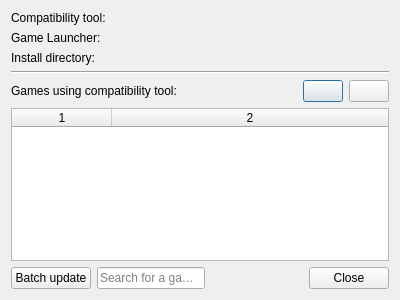
DavidoTek/ProtonUp-Qt, file pupgui2/resources/ui/pupgui2_ctinfodialog.ui: the form before one commit.
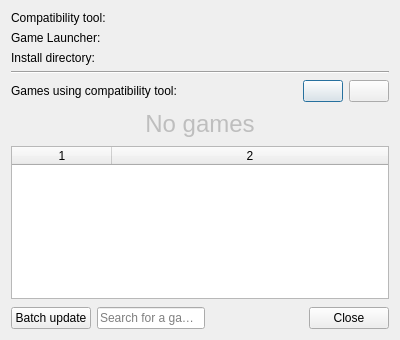
The form after the commit. Icons and pictures are not drawn.

Commit message:
CtInfo: Display 'No games' text in place of empty games list (#319)
* CtInfo: Display 'No games' text for empty games list

* CtInfo: Better center label

* CtInfo: Make font smaller

* CtInfo: Toggle search button enabled based on game list length

The edit to the form file:
```diff
--- a/pupgui2/resources/ui/pupgui2_ctinfodialog.ui
+++ b/pupgui2/resources/ui/pupgui2_ctinfodialog.ui
@@ -7,7 +7,7 @@
     <x>0</x>
     <y>0</y>
     <width>400</width>
-    <height>300</height>
+    <height>340</height>
    </rect>
   </property>
   <property name="windowTitle">
@@ -130,6 +130,63 @@
      </item>
     </layout>
    </item>
+   <item>
+    <spacer name="verticalSpacer_2">
+     <property name="orientation">
+      <enum>Qt::Vertical</enum>
+     </property>
+     <property name="sizeHint" stdset="0">
+      <size>
+       <width>20</width>
+       <height>40</height>
+      </size>
+     </property>
+    </spacer>
+   </item>
+   <item>
+    <spacer name="verticalSpacer_4">
+     <property name="orientation">
+      <enum>Qt::Vertical</enum>
+     </property>
+     <property name="sizeHint" stdset="0">
+      <size>
+       <width>20</width>
+       <height>40</height>
+      </size>
+     </property>
+    </spacer>
+   </item>
+   <item>
+    <widget class="QLabel" name="lblGamesList">
+     <property name="enabled">
+      <bool>false</bool>
+     </property>
+     <property name="font">
+      <font>
+       <pointsize>18</pointsize>
+      </font>
+     </property>
+     <property name="text">
+      <string>No games</string>
+     </property>
+     <property name="alignment">
+      <set>Qt::AlignCenter</set>
+     </property>
+    </widget>
+   </item>
+   <item>
+    <spacer name="verticalSpacer_5">
+     <property name="orientation">
+      <enum>Qt::Vertical</enum>
+     </property>
+     <property name="sizeHint" stdset="0">
+      <size>
+       <width>20</width>
+       <height>40</height>
+      </size>
+     </property>
+    </spacer>
+   </item>
    <item>
     <widget class="QTableWidget" name="listGames">
      <property name="focusPolicy">
@@ -172,6 +229,32 @@
      <column/>
     </widget>
    </item>
+   <item>
+    <spacer name="verticalSpacer">
+     <property name="orientation">
+      <enum>Qt::Vertical</enum>
+     </property>
+     <property name="sizeHint" stdset="0">
+      <size>
+       <width>20</width>
+       <height>40</height>
+      </size>
+     </property>
+    </spacer>
+   </item>
+   <item>
+    <spacer name="verticalSpacer_3">
+     <property name="orientation">
+      <enum>Qt::Vertical</enum>
+     </property>
+     <property name="sizeHint" stdset="0">
+      <size>
+       <width>20</width>
+       <height>40</height>
+      </size>
+     </property>
+    </spacer>
+   </item>
    <item>
     <layout class="QHBoxLayout" name="horizontalLayout_2">
      <item>
```
The commit also changes 1 other file.
